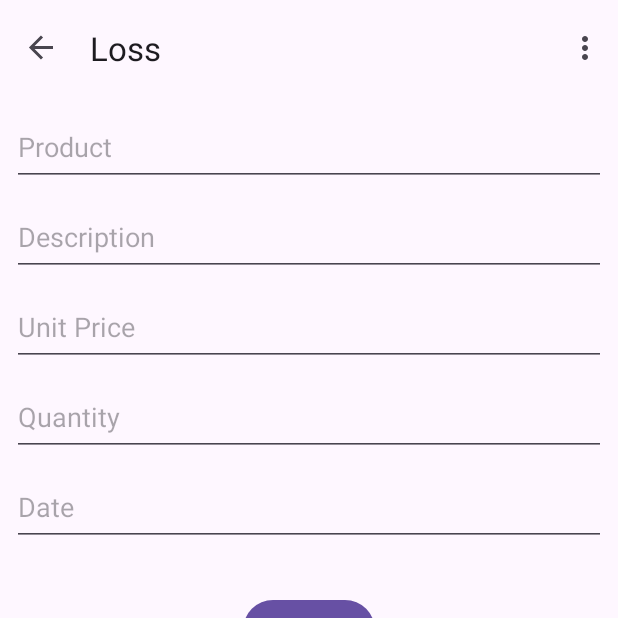
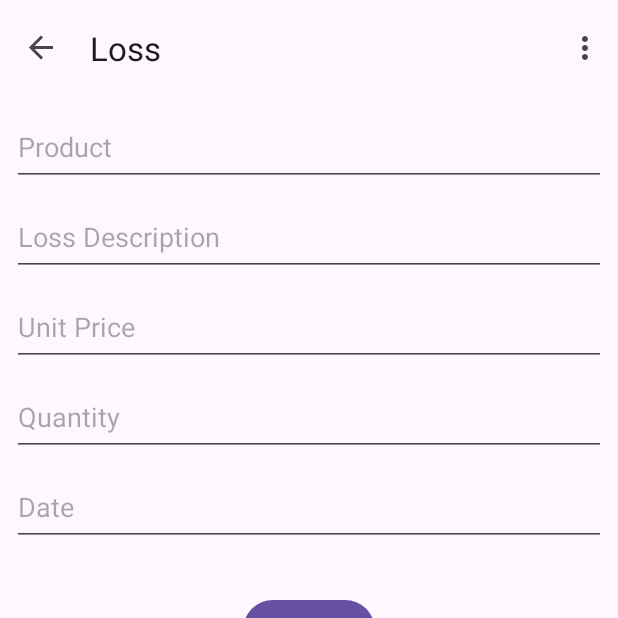
Before and after one commit to kchiwakaya/blackliquid, an Android app: the LossesFragment screen opened through its navigation route, on a phone screen of 412 x 824 dp, the top half of it. Run offline under Robolectric (Android 15) with nearby library versions, the phone set to English and light mode, and no system bars; our stand-ins replace navigation-ui.

Commit message:
cashout design

```diff
--- a/app/src/main/res/layout/fragment_losses.xml
+++ b/app/src/main/res/layout/fragment_losses.xml
@@ -29,7 +29,7 @@
         android:layout_marginTop="8dp"
         android:layout_marginEnd="8dp"
         android:ems="10"
-        android:hint="Description"
+        android:hint="Loss Description"
         android:inputType="text"
         app:layout_constraintEnd_toEndOf="parent"
         app:layout_constraintStart_toStartOf="parent"
```
